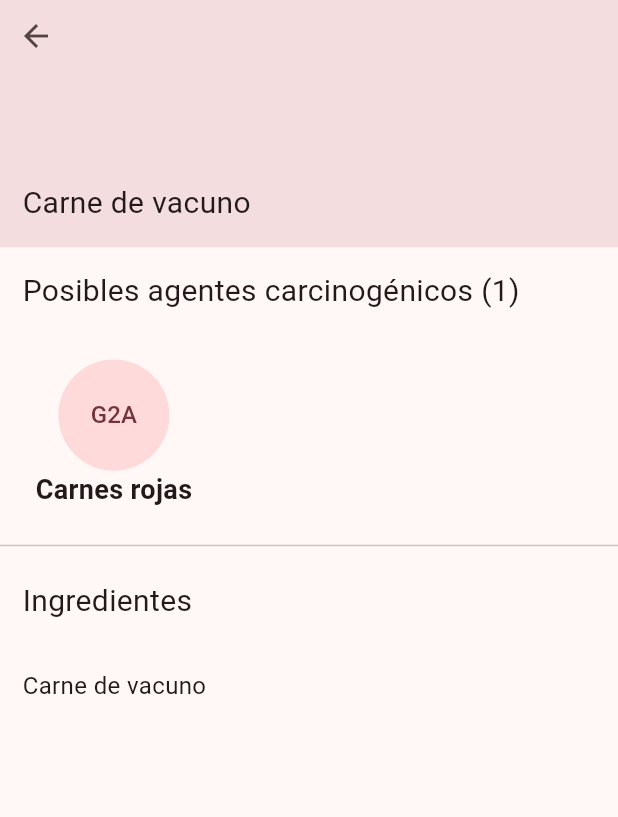
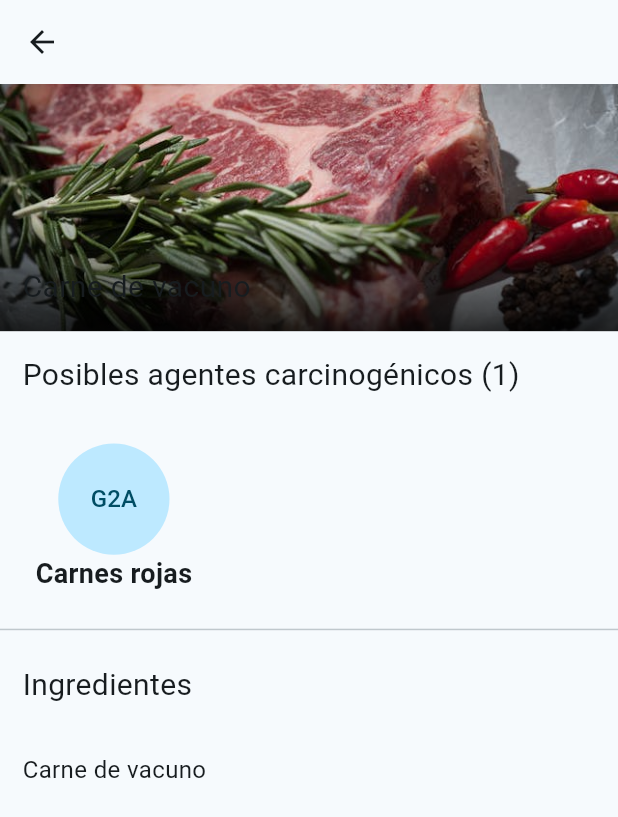
Before and after one commit to RafaelMSuarez/agentes-cancerigenos, a Flutter app: the screen it shows after launch, after a tap on "Carne de vacuno", on a phone screen of 412 x 824 dp. Shown: the top 817 px of the screen. Run offline on Flutter 3.47's test engine with Material 3 defaults, Android fonts, the phone set to English and light mode, and no system bars.

Commit message:
cambios UI - searchbar, paginas

```diff
--- a/lib/main.dart
+++ b/lib/main.dart
@@ -17,7 +17,7 @@ class MainApp extends StatelessWidget {
       darkTheme: ThemeData(
         useMaterial3: true,
         colorScheme: ColorScheme.fromSeed(
-          seedColor: Colors.white,
+          seedColor: Colors.blue,
           brightness: Brightness.dark,
         ),
         pageTransitionsTheme: const PageTransitionsTheme(
@@ -32,7 +32,7 @@ class MainApp extends StatelessWidget {
         useMaterial3: true,
         colorScheme: ColorScheme.fromSeed(
           brightness: Brightness.light,
-          seedColor: const Color(0xffA91D3A),
+          seedColor: Colors.blueGrey,
         ),
         pageTransitionsTheme: const PageTransitionsTheme(
           builders: {
--- a/lib/models/product_model.dart
+++ b/lib/models/product_model.dart
@@ -11,11 +11,15 @@ class Product {
   // Lista agentes
   final List<int>? agents;
 
+  // Imagen
+  final String? imgSource;
+
   Product({
     required this.id,
     required this.name,
     required this.ingr,
     this.agents,
+    this.imgSource,
   });
 }
 
@@ -26,14 +30,18 @@ class ProductApi {
       name: "Carne de vacuno",
       ingr: ["Carne de vacuno"],
       agents: [0],
+      imgSource: "assets/carne.jpg",
     ),
     Product(
         id: 1,
         name: "Jamón",
         ingr: ["Carne de cerdo"],
         agents: [1],
-    ),
-    Product(id: 2, name: "Coca-Cola 2 Litros Sin Ázucar", ingr: [
+        imgSource: "assets/jamon.png"),
+    Product(
+      id: 2,
+      name: "Coca-Cola 2.5L Sin Ázucar",
+      ingr: [
         "Agua carbonatada",
         "Color caramelo",
         "Ácido Fosfórico",
@@ -44,7 +52,8 @@ class ProductApi {
         "Citrato de Sodio",
         "Cafeína",
         "Fenilalanina",
-    ], agents: [
+      ],
+      agents: [
         5,
         2,
         2,
@@ -54,27 +63,32 @@ class ProductApi {
         2,
         2,
         2,
-
-    ]),
+      ],
+      imgSource: "assets/coca.png",
+    ),
     Product(
       id: 3,
       name: "Pechuga de Pollo",
       ingr: ["Carne de pollo"],
+      imgSource: "assets/pollo.webp",
     ),
     Product(
       id: 4,
       name: "Pechuga de Pollo",
       ingr: ["Carne de pollo"],
+      imgSource: "assets/pollo.webp",
     ),
     Product(
       id: 5,
       name: "Pechuga de Pollo",
       ingr: ["Carne de pollo"],
+      imgSource: "assets/pollo.webp",
     ),
     Product(
       id: 6,
       name: "Pechuga de Pollo",
       ingr: ["Carne de pollo"],
+      imgSource: "assets/pollo.webp",
     ),
     Product(
       id: 7,
--- a/lib/pages/agents_page/agents_page.dart
+++ b/lib/pages/agents_page/agents_page.dart
@@ -50,42 +50,36 @@ class _AgentsPageState extends State<AgentsPage> {
   Widget build(BuildContext context) {
     double alto = MediaQuery.of(context).size.height;
     double ancho = MediaQuery.of(context).size.width;
-    return SafeArea(
-      child: Padding(
-        padding: const EdgeInsets.only(
-            top: PaddingTheme.paddingDoubleVertical,
-            left: PaddingTheme.paddingDoubleHorizontal,
-            right: PaddingTheme.paddingDoubleHorizontal),
+    return Padding(
+      padding: PaddingTheme.allPage,
       child: Column(
         crossAxisAlignment: CrossAxisAlignment.start,
         children: [
-            const Padding(
-              padding: EdgeInsets.symmetric(
-                  vertical: PaddingTheme.paddingDoubleVertical),
-              child: Text(
-                "Busque un agente",
-                style: TitleTextStyle.mainTitle,
+           TextField(
+            decoration: InputDecoration(
+              filled: true,
+              labelText: "Buscar agente",
+              prefixIcon: const Icon(Icons.search),
+              contentPadding: EdgeInsets.zero,
+              enabledBorder: const OutlineInputBorder(
+                borderSide: BorderSide(color: Colors.transparent),
+                borderRadius: BorderRadius.all(
+                  Radius.circular(50),
                 ),
               ),
-            const Padding(
-              padding: PaddingTheme.vertical,
-              child: Column(
-                children: [
-                  TextField(
-                    decoration: InputDecoration(
-                      labelText: "Buscar agente",
-                      prefixIcon: Icon(Icons.search),
-                      contentPadding: EdgeInsets.zero,
-                      border: OutlineInputBorder(
-                        borderRadius: BorderRadius.all(
+              focusedBorder: OutlineInputBorder(
+                borderSide: BorderSide(color: Theme.of(context).colorScheme.primary, width: 2),
+                borderRadius: const BorderRadius.all(
                   Radius.circular(50),
                 ),
               ),
             ),
           ),
-                ],
-              ),
-            ),
+          // const SearchBar(
+          //   elevation: MaterialStatePropertyAll(1),
+          //   leading: Icon(Icons.search),
+          //   hintText: "Buscar agente",
+          // ),
           Padding(
             padding: PaddingTheme.vertical,
             child: SizedBox(
@@ -118,11 +112,12 @@ class _AgentsPageState extends State<AgentsPage> {
                 bottom: PaddingTheme.paddingDoubleVertical),
             child: Text(
               catDesc[cat],
-                style:
-                    const TextStyle(fontStyle: FontStyle.italic, fontSize: 16),
+              style: const TextStyle(fontStyle: FontStyle.italic, fontSize: 16),
             ),
           ),
-            SizedBox(height: alto * 0.02,),
+          SizedBox(
+            height: alto * 0.02,
+          ),
           Expanded(
             child: Material(
               child: Scrollbar(
@@ -158,7 +153,6 @@ class _AgentsPageState extends State<AgentsPage> {
           ),
         ],
       ),
-      ),
     );
   }
 }
--- a/lib/pages/home_page/home_page.dart
+++ b/lib/pages/home_page/home_page.dart
@@ -28,34 +28,31 @@ class _HomePageState extends State<HomePage> {
   Widget build(BuildContext context) {
     double alto = MediaQuery.of(context).size.height;
     // double ancho = MediaQuery.of(context).size.width;
-    return SafeArea(
-      child: Padding(
-        padding: const EdgeInsets.only(
-            top: PaddingTheme.paddingDoubleVertical,
-            left: PaddingTheme.paddingDoubleHorizontal,
-            right: PaddingTheme.paddingDoubleHorizontal),
+    return Padding(
+      padding: PaddingTheme.allPage,
       child: Column(
+        children: [
+          Row(
             crossAxisAlignment: CrossAxisAlignment.start,
             children: [
-            const Padding(
-              padding: PaddingTheme.vertical,
-              child: Text(
-                "Hola, busque un producto",
-                style: TitleTextStyle.mainTitle,
+              Expanded(
+                child: TextField(
+                  decoration: InputDecoration(
+                    filled: true,
+                    labelText: "Buscar producto",
+                    prefixIcon: const Icon(Icons.search),
+                    contentPadding: EdgeInsets.zero,
+                    enabledBorder: const OutlineInputBorder(
+                      borderSide: BorderSide(color: Colors.transparent),
+                      borderRadius: BorderRadius.all(
+                        Radius.circular(50),
                       ),
                     ),
-            Column(
-              children: [
-                Row(
-                  children: [
-                    const Expanded(
-                      child: TextField(
-                        decoration: InputDecoration(
-                          labelText: "Buscar producto",
-                          prefixIcon: Icon(Icons.search),
-                          contentPadding: EdgeInsets.zero,
-                          border: OutlineInputBorder(
-                            borderRadius: BorderRadius.all(
+                    focusedBorder: OutlineInputBorder(
+                      borderSide: BorderSide(
+                          color: Theme.of(context).colorScheme.primary,
+                          width: 2),
+                      borderRadius: const BorderRadius.all(
                         Radius.circular(50),
                       ),
                     ),
@@ -72,9 +69,7 @@ class _HomePageState extends State<HomePage> {
               )
             ],
           ),
-                Padding(
-                  padding: const EdgeInsets.only(left: 5),
-                  child: Row(
+          Row(
             children: [
               const Text("Buscar producto por UID"),
               Checkbox(
@@ -87,14 +82,10 @@ class _HomePageState extends State<HomePage> {
               ),
             ],
           ),
-                )
-              ],
-            ),
           SizedBox(
             height: alto * 0.02,
           ),
           Expanded(
-              child: Material(
             child: Scrollbar(
               child: ListView.separated(
                 itemCount: products.length,
@@ -123,9 +114,7 @@ class _HomePageState extends State<HomePage> {
               ),
             ),
           ),
-            ),
         ],
-        ),
       ),
     );
   }
--- a/lib/pages/home_page/widgets/product_card.dart
+++ b/lib/pages/home_page/widgets/product_card.dart
@@ -24,17 +24,21 @@ class ProductCard extends StatelessWidget {
     }
 
     return SizedBox(
-      height: alto * 0.12,
+      height: alto * 0.11,
       child: Row(
         children: [
           CircleAvatar(
             radius: alto * 0.04,
+            backgroundImage: product.imgSource == null
+                ? null
+                : AssetImage(product.imgSource!),
           ),
           Expanded(
             child: Padding(
               padding: PaddingTheme.all,
               child: Column(
                 crossAxisAlignment: CrossAxisAlignment.start,
+                mainAxisAlignment: MainAxisAlignment.center,
                 children: [
                   Text(
                     product.name,
--- a/lib/pages/info_page/info_page.dart
+++ b/lib/pages/info_page/info_page.dart
@@ -16,23 +16,13 @@ class _InfoPageState extends State<InfoPage> {
     double alto = MediaQuery.of(context).size.height;
     double ancho = MediaQuery.of(context).size.width;
     return SafeArea(
+      child: Scrollbar(
         child: SingleChildScrollView(
           child: Padding(
-          padding: const EdgeInsets.only(
-            top: PaddingTheme.paddingDoubleVertical,
-            left: PaddingTheme.paddingDoubleHorizontal,
-            right: PaddingTheme.paddingDoubleHorizontal,
-          ),
+            padding: PaddingTheme.horizontal,
             child: Column(
               crossAxisAlignment: CrossAxisAlignment.start,
               children: <Widget>[
-              const Padding(
-                padding: PaddingTheme.vertical,
-                child: Text(
-                  "Agentes carcinogénicos",
-                  style: TitleTextStyle.mainTitle,
-                ),
-              ),
                 const ExpansionTile(
                   expandedAlignment: Alignment.centerLeft,
                   childrenPadding: PaddingTheme.all,
@@ -175,6 +165,7 @@ class _InfoPageState extends State<InfoPage> {
             ),
           ),
         ),
+      ),
     );
   }
 }
--- a/lib/pages/main_scaffold.dart
+++ b/lib/pages/main_scaffold.dart
@@ -2,6 +2,7 @@ import 'package:flutter/material.dart';
 import 'package:proyecto_ubb/pages/agents_page/agents_page.dart';
 import 'package:proyecto_ubb/pages/home_page/home_page.dart';
 import 'package:proyecto_ubb/pages/info_page/info_page.dart';
+import 'package:proyecto_ubb/style/text_styles.dart';
 
 class MainScaffold extends StatefulWidget {
   const MainScaffold({super.key});
@@ -14,6 +15,19 @@ class _MainScaffoldState extends State<MainScaffold> {
   int selectedIdex = 0;
   PageController pageviewController = PageController();
 
+  String appBarTitle() {
+    switch (selectedIdex) {
+      case 0:
+        return "Hola, busque un producto";
+      case 1:
+        return "Busque un agente";
+      case 2:
+        return "Información";
+      default:
+        return "";
+    }
+  }
+
   @override
   Widget build(BuildContext context) {
     // double alto = MediaQuery.of(context).size.height;
@@ -21,21 +35,25 @@ class _MainScaffoldState extends State<MainScaffold> {
 
     return Scaffold(
       resizeToAvoidBottomInset: false,
+      appBar: AppBar(
+        title: Text(
+          appBarTitle(),
+          style: TitleTextStyle.mainTitle.copyWith(fontSize: 22),
+        ),
+      ),
       body: PageView(
         controller: pageviewController,
         physics: const NeverScrollableScrollPhysics(),
         children: const [
           HomePage(),
-          // SearchPage(),
           AgentsPage(),
-          InfoPage()
+          InfoPage(),
         ],
       ),
       bottomNavigationBar: NavigationBar(
         selectedIndex: selectedIdex,
         destinations: const [
           NavigationDestination(icon: Icon(Icons.home), label: "Inicio"),
-          // NavigationDestination(icon: Icon(Icons.search), label: "Buscar"),
           NavigationDestination(icon: Icon(Icons.lightbulb), label: "Agentes"),
           NavigationDestination(icon: Icon(Icons.info), label: "Información"),
         ],
--- a/lib/pages/product_page/product_page.dart
+++ b/lib/pages/product_page/product_page.dart
@@ -1,6 +1,4 @@
-import 'package:flutter/cupertino.dart';
 import 'package:flutter/material.dart';
-import 'package:flutter/widgets.dart';
 import 'package:proyecto_ubb/models/agent_model.dart';
 import 'package:proyecto_ubb/models/product_model.dart';
 import 'package:proyecto_ubb/pages/agents_page/widgets/agent_popup.dart';
@@ -38,6 +36,7 @@ class _ProductPageState extends State<ProductPage> {
     double alto = MediaQuery.of(context).size.height;
     double ancho = MediaQuery.of(context).size.width;
     return Scaffold(
+      appBar: AppBar(),
       body: SafeArea(
           child: Column(
         crossAxisAlignment: CrossAxisAlignment.start,
@@ -45,22 +44,45 @@ class _ProductPageState extends State<ProductPage> {
           Container(
             width: ancho,
             height: alto * 0.2,
-            color: Theme.of(context).colorScheme.surfaceVariant,
+            decoration: widget.product.imgSource == null
+                ? null
+                : BoxDecoration(
+                    image: DecorationImage(
+                        image: AssetImage(widget.product.imgSource!),
+                        fit: BoxFit.cover),
+                  ),
             child: Column(
-              mainAxisAlignment: MainAxisAlignment.spaceBetween,
+              mainAxisAlignment: MainAxisAlignment.end,
               crossAxisAlignment: CrossAxisAlignment.start,
               children: [
-                IconButton(
-                  onPressed: () {
-                    Navigator.pop(context);
-                  },
-                  icon: const Icon(Icons.arrow_back),
-                ),
-                Padding(
-                  padding: PaddingTheme.all,
-                  child: Text(
-                    widget.product.name,
-                    style: TitleTextStyle.secondTitle,
+                // IconButton(
+                //   onPressed: () {
+                //     Navigator.pop(context);
+                //   },
+                //   icon: const Icon(Icons.arrow_back),
+                // ),
+                Container(
+                  decoration: BoxDecoration(
+                    gradient: LinearGradient(
+                      colors: [
+                        Colors.transparent,
+                        Colors.black.withOpacity(0.8),
+                      ],
+                      begin: Alignment.topCenter,
+                      end: Alignment.bottomCenter,
+                    ),
+                  ),
+                  height: alto * 0.1,
+                  width: ancho,
+                  alignment: Alignment.bottomLeft,
+                  child: Padding(
+                    padding: PaddingTheme.all,
+                    child: Text(
+                      widget.product.name,
+                      style: TitleTextStyle.secondTitle,
+                      maxLines: 1,
+                      overflow: TextOverflow.ellipsis,
+                    ),
                   ),
                 ),
               ],
--- a/lib/style/padding_style.dart
+++ b/lib/style/padding_style.dart
@@ -2,8 +2,16 @@ import 'package:flutter/material.dart';
 
 abstract class PaddingTheme {
   static const EdgeInsets horizontal = EdgeInsets.symmetric(horizontal: 15);
+
   static const EdgeInsets vertical = EdgeInsets.symmetric(vertical: 15);
-  static const EdgeInsets all = EdgeInsets.symmetric(vertical: 15, horizontal: 15);
+
+  static const EdgeInsets all =
+      EdgeInsets.symmetric(vertical: 15, horizontal: 15);
+
+  static const EdgeInsets allPage =
+      EdgeInsets.only(top: 15, left: 15, right: 15);
+
   static const double paddingDoubleHorizontal = 15;
-  static const double paddingDoubleVertical = 10;
+
+  static const double paddingDoubleVertical = 15;
 }
--- a/pubspec.yaml
+++ b/pubspec.yaml
@@ -18,3 +18,5 @@ dev_dependencies:
 
 flutter:
   uses-material-design: true
+  assets:
+    - assets/
```
Also changed, not shown: assets/carne.jpg (added), assets/coca.png (added), assets/jamon.png (added), assets/pollo.webp (added). Lines whose indentation alone changed are shown as unchanged.
